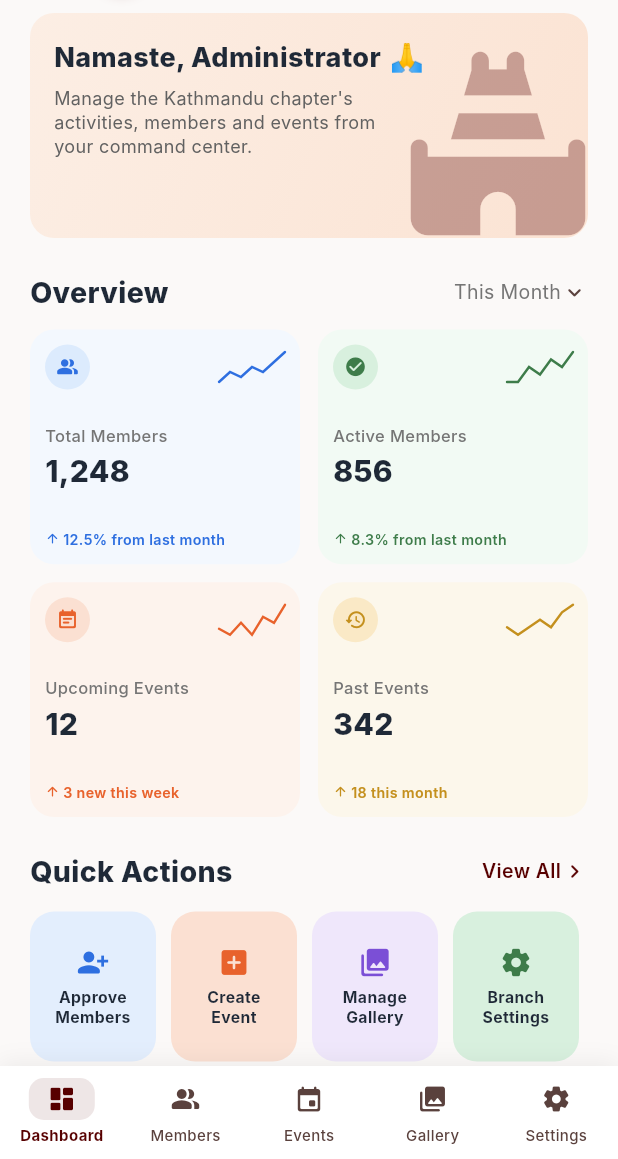
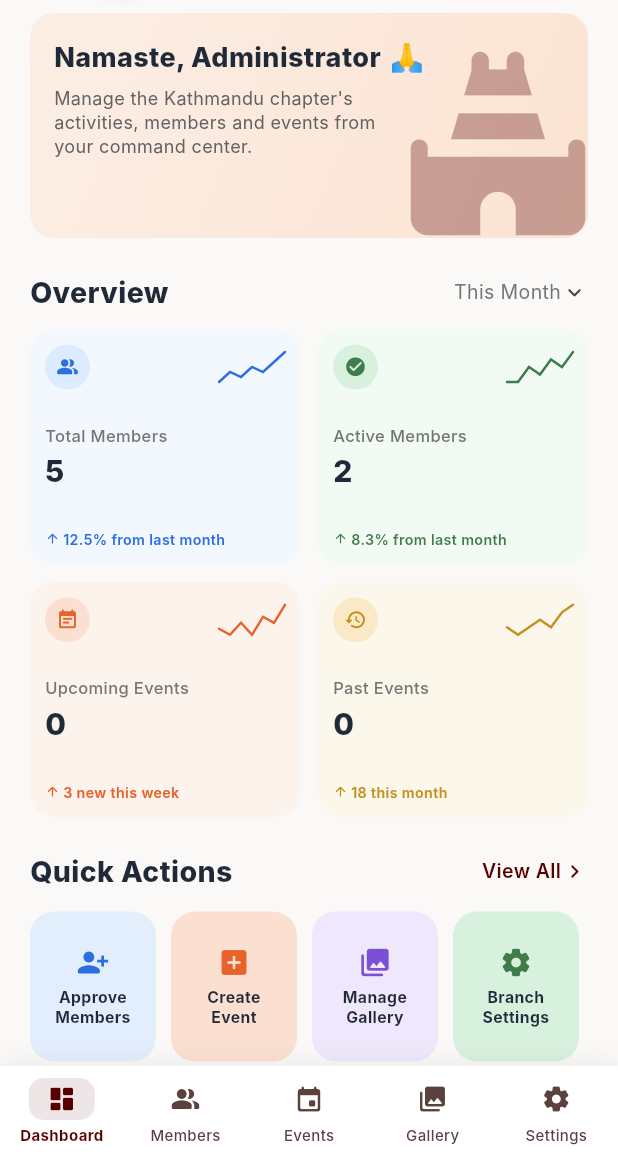
Before and after one commit to rajanthakullavlogs-ux/agrawal-samaj, a Flutter app: the AdminDashboardScreen screen opened by its route, on a phone screen of 412 x 824 dp, the part 77-1236 px from its top. Run offline on Flutter 3.47's test engine with Material 3 defaults, Android fonts, the phone set to English and light mode, and no system bars; our stand-ins replace cached_network_image, fl_chart, flutter_dotenv, flutter_riverpod, go_router, shared_preferences and 1 more; accounts and stored records are empty; network calls fail; Roboto replaces fonts that are missing (Inter).

Commit message:
Full-stack integration: Wire Riverpod StateNotifiers across Members, Events, Settings and Analytics, add SQL database seed scripts, and sync state dynamically between public and admin portals

```diff
--- a/lib/features/location_admin/dashboard/presentation/admin_dashboard_screen.dart
+++ b/lib/features/location_admin/dashboard/presentation/admin_dashboard_screen.dart
@@ -1,21 +1,24 @@
 import 'package:flutter/material.dart';
+import 'package:flutter_riverpod/flutter_riverpod.dart';
 import 'package:go_router/go_router.dart';
 
 import '../../../../core/constants.dart';
 import '../../../../core/design_tokens.dart';
 import '../../../../shared/widgets/nas_logo.dart';
+import '../../../events/data/events_repository.dart';
+import '../../members/data/members_repository.dart';
 
 /// Location Admin Dashboard — /admin/dashboard
-class AdminDashboardScreen extends StatefulWidget {
+class AdminDashboardScreen extends ConsumerStatefulWidget {
   const AdminDashboardScreen({super.key});
 
   @override
-  State<AdminDashboardScreen> createState() => _AdminDashboardScreenState();
+  ConsumerState<AdminDashboardScreen> createState() => _AdminDashboardScreenState();
 }
 
 enum _ActivityFilter { all, registrations, events, donations, announcements }
 
-class _AdminDashboardScreenState extends State<AdminDashboardScreen> {
+class _AdminDashboardScreenState extends ConsumerState<AdminDashboardScreen> {
   _ActivityFilter _filter = _ActivityFilter.all;
 
   static const _activities = [
@@ -78,6 +81,14 @@ class _AdminDashboardScreenState extends State<AdminDashboardScreen> {
 
   @override
   Widget build(BuildContext context) {
+    final members = ref.watch(membersNotifierProvider);
+    final events = ref.watch(eventsNotifierProvider);
+
+    final totalMembers = members.length;
+    final activeMembers = members.where((m) => m.status == 'ACTIVE').length;
+    final upcomingEventsCount = events.where((e) => e.isUpcoming).length;
+    final pastEventsCount = events.where((e) => !e.isUpcoming).length;
+
     final filtered = _filter == _ActivityFilter.all
         ? _activities
         : _activities.where((a) => a.category == _filter).toList();
@@ -123,54 +134,54 @@ class _AdminDashboardScreenState extends State<AdminDashboardScreen> {
                 mainAxisSpacing: 12,
                 crossAxisSpacing: 12,
                 childAspectRatio: 1.15,
-                children: const [
+                children: [
                   _MetricCard(
                     icon: Icons.people_alt_rounded,
-                    iconBg: Color(0xFFDCEBFD),
-                    iconColor: Color(0xFF2E6FE0),
-                    cardBg: Color(0xFFF3F8FE),
+                    iconBg: const Color(0xFFDCEBFD),
+                    iconColor: const Color(0xFF2E6FE0),
+                    cardBg: const Color(0xFFF3F8FE),
                     title: 'Total Members',
-                    value: '1,248',
+                    value: '$totalMembers',
                     trend: '12.5% from last month',
-                    trendColor: Color(0xFF2E6FE0),
-                    sparkColor: Color(0xFF2E6FE0),
-                    sparkPoints: [2, 4, 3, 5, 4, 6, 8],
+                    trendColor: const Color(0xFF2E6FE0),
+                    sparkColor: const Color(0xFF2E6FE0),
+                    sparkPoints: const [2, 4, 3, 5, 4, 6, 8],
                   ),
                   _MetricCard(
                     icon: Icons.check_circle_rounded,
-                    iconBg: Color(0xFFD8F0DE),
-                    iconColor: Color(0xFF3E7C4A),
-                    cardBg: Color(0xFFF2FAF4),
+                    iconBg: const Color(0xFFD8F0DE),
+                    iconColor: const Color(0xFF3E7C4A),
+                    cardBg: const Color(0xFFF2FAF4),
                     title: 'Active Members',
-                    value: '856',
+                    value: '$activeMembers',
                     trend: '8.3% from last month',
-                    trendColor: Color(0xFF3E7C4A),
-                    sparkColor: Color(0xFF3E7C4A),
-                    sparkPoints: [3, 3, 5, 4, 6, 5, 7],
+                    trendColor: const Color(0xFF3E7C4A),
+                    sparkColor: const Color(0xFF3E7C4A),
+                    sparkPoints: const [3, 3, 5, 4, 6, 5, 7],
                   ),
                   _MetricCard(
                     icon: Icons.event_note_rounded,
-                    iconBg: Color(0xFFFBE0D2),
-                    iconColor: Color(0xFFE8622C),
-                    cardBg: Color(0xFFFDF3ED),
+                    iconBg: const Color(0xFFFBE0D2),
+                    iconColor: const Color(0xFFE8622C),
+                    cardBg: const Color(0xFFFDF3ED),
                     title: 'Upcoming Events',
-                    value: '12',
+                    value: '$upcomingEventsCount',
                     trend: '3 new this week',
-                    trendColor: Color(0xFFE8622C),
-                    sparkColor: Color(0xFFE8622C),
-                    sparkPoints: [4, 3, 5, 3, 6, 5, 8],
+                    trendColor: const Color(0xFFE8622C),
+                    sparkColor: const Color(0xFFE8622C),
+                    sparkPoints: const [4, 3, 5, 3, 6, 5, 8],
                   ),
                   _MetricCard(
                     icon: Icons.history_rounded,
-                    iconBg: Color(0xFFFAE9C6),
-                    iconColor: Color(0xFFC4901E),
-                    cardBg: Color(0xFFFCF7EB),
+                    iconBg: const Color(0xFFFAE9C6),
+                    iconColor: const Color(0xFFC4901E),
+                    cardBg: const Color(0xFFFCF7EB),
                     title: 'Past Events',
-                    value: '342',
+                    value: '$pastEventsCount',
                     trend: '18 this month',
-                    trendColor: Color(0xFFC4901E),
-                    sparkColor: Color(0xFFC4901E),
-                    sparkPoints: [5, 4, 5, 6, 5, 7, 8],
+                    trendColor: const Color(0xFFC4901E),
+                    sparkColor: const Color(0xFFC4901E),
+                    sparkPoints: const [5, 4, 5, 6, 5, 7, 8],
                   ),
                 ],
               ),
```
Also changed, not shown: lib/features/events/data/events_repository.dart (+62 -20 lines), lib/features/location_admin/branch_settings/presentation/branch_settings_screen.dart (+40 -16 lines), lib/features/location_admin/events_management/presentation/events_management_screen.dart (+18 -12 lines), lib/features/location_admin/members/data/members_repository.dart (added, +166 -0 lines), lib/features/location_admin/members/presentation/members_management_screen.dart (+23 -73 lines), lib/features/settings/data/settings_repository.dart (added, +81 -0 lines), 1 other file.
